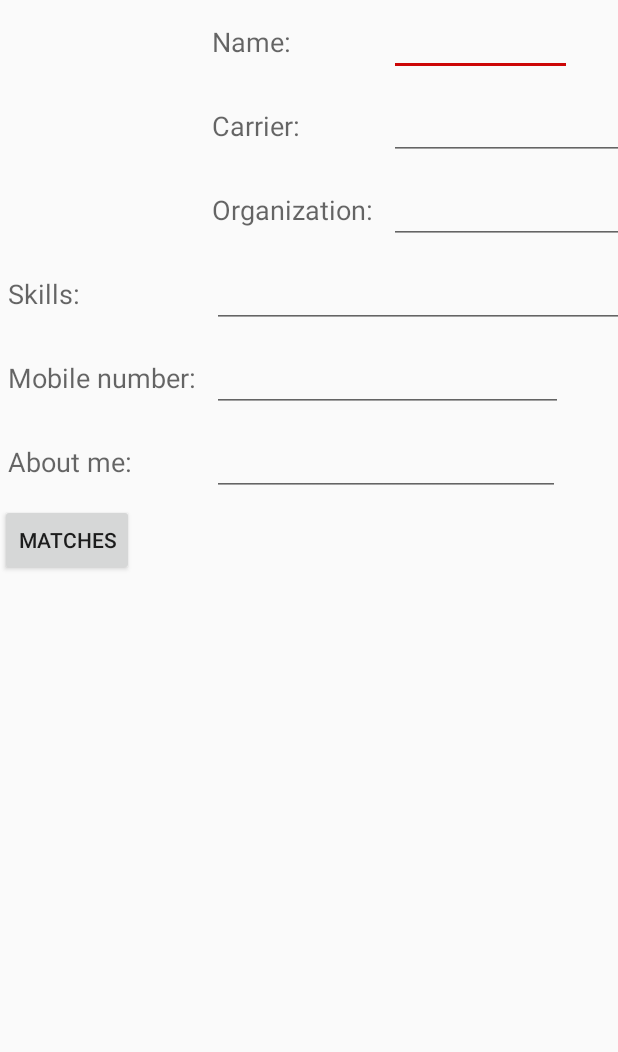
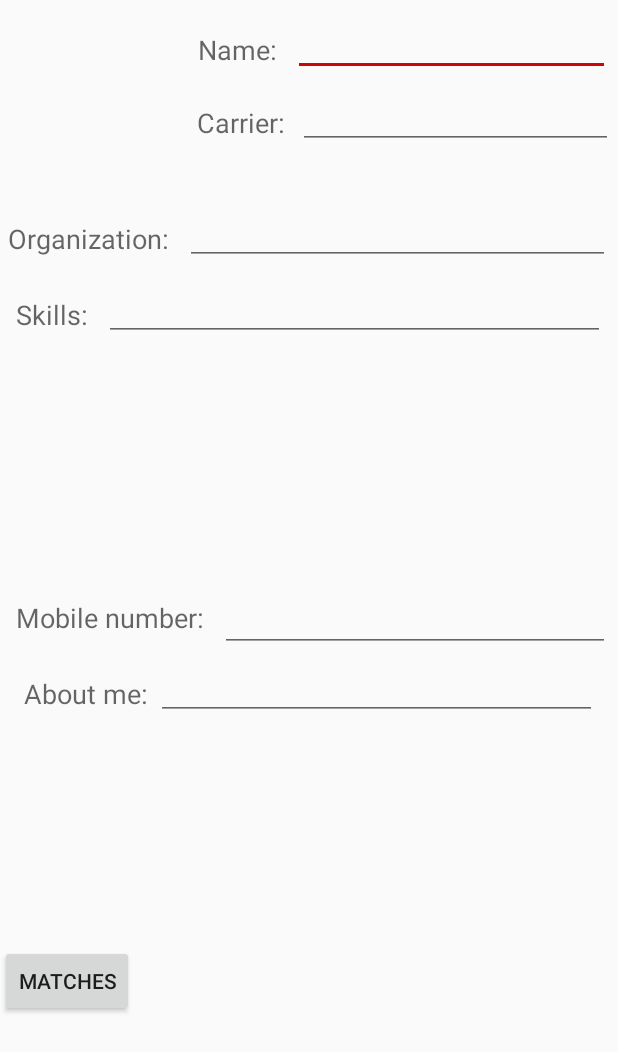
Before and after one commit to Teamdo/Teamdo, an Android app: the Screen1 screen opened directly, with no data from a screen before it, on a phone screen of 412 x 824 dp. Shown: the top 1052 px of the screen. Run offline under Robolectric (Android 15) with nearby library versions, the phone set to English and light mode, and no system bars.

Commit message:
layout1.xml: Layouterweiterung2

```diff
--- a/app/src/main/res/layout/layout1.xml
+++ b/app/src/main/res/layout/layout1.xml
@@ -1,14 +1,9 @@
 <?xml version="1.0" encoding="utf-8"?>
-<LinearLayout xmlns:android="http://schemas.android.com/apk/res/android"
+<RelativeLayout xmlns:android="http://schemas.android.com/apk/res/android"
     android:layout_width="fill_parent"
     android:layout_height="fill_parent"
     android:weightSum="1"
     android:orientation="horizontal">
-
-
-    <GridLayout
-        android:layout_width="match_parent"
-        android:layout_height="match_parent">
 
 
     <ImageView
@@ -19,7 +14,11 @@
         android:layout_columnWeight="0"
         android:layout_rowSpan="3"
         android:layout_columnSpan="2"
-            android:layout_row="0" />
+        android:layout_row="0"
+        android:layout_alignParentLeft="true"
+        android:layout_marginLeft="0dp"
+        android:layout_alignParentTop="true"
+        android:layout_marginTop="0dp" />
 
     <TextView
         android:layout_width="wrap_content"
@@ -29,14 +28,19 @@
         android:id="@+id/lbl_01name"
         android:layout_row="0"
         android:layout_column="2"
+        android:layout_alignBottom="@+id/txt_01name"
+        android:layout_alignRight="@+id/lbl_01carrier"
+        android:layout_alignEnd="@+id/lbl_01carrier"
         android:layout_margin="5dp" />
 
     <EditText
-            android:layout_width="122dp"
+        android:layout_width="fill_parent"
         android:layout_height="wrap_content"
         android:id="@+id/txt_01name"
         android:layout_row="0"
         android:layout_column="3"
+        android:layout_alignParentTop="true"
+        android:layout_toRightOf="@+id/lbl_01name"
         android:layout_margin="5dp" />
 
     <TextView
@@ -47,15 +51,22 @@
         android:id="@+id/lbl_01carrier"
         android:layout_row="1"
         android:layout_column="2"
+        android:layout_alignBottom="@+id/txt_01carrier"
+        android:layout_toRightOf="@+id/img_01profilePicture"
+        android:layout_toEndOf="@+id/img_01profilePicture"
         android:layout_margin="5dp" />
 
     <EditText
-            android:layout_width="match_parent"
+        android:layout_width="fill_parent"
         android:layout_height="wrap_content"
         android:id="@+id/txt_01carrier"
         android:layout_row="1"
         android:layout_column="3"
-            android:layout_margin="5dp" />
+        android:layout_below="@+id/lbl_01name"
+        android:layout_alignParentRight="true"
+        android:layout_alignParentEnd="false"
+        android:layout_alignLeft="@+id/txt_01name"
+        android:layout_margin="5px" />
 
     <TextView
         android:layout_width="wrap_content"
@@ -65,16 +76,21 @@
         android:id="@+id/lbl_01organization"
         android:layout_row="2"
         android:layout_column="2"
+        android:layout_alignBottom="@+id/txt_01organization"
+        android:layout_alignParentLeft="true"
+        android:layout_alignParentStart="false"
         android:layout_margin="5dp" />
 
     <EditText
-            android:layout_width="match_parent"
+        android:layout_width="fill_parent"
         android:layout_height="wrap_content"
         android:id="@+id/txt_01organization"
         android:layout_row="2"
         android:layout_column="3"
-            android:layout_margin="5dp"
-            android:allowUndo="false" />
+        android:allowUndo="false"
+        android:layout_below="@+id/img_01profilePicture"
+        android:layout_toRightOf="@+id/lbl_01organization"
+        android:layout_margin="5dp"/>
 
     <TextView
         android:layout_width="wrap_content"
@@ -84,15 +100,21 @@
         android:id="@+id/lbl_01skills"
         android:layout_row="3"
         android:layout_column="0"
+        android:layout_alignBottom="@+id/txt_01skills"
+        android:layout_alignLeft="@+id/lbl_01organization"
+        android:layout_alignStart="@+id/lbl_01organization"
         android:layout_margin="5dp" />
 
     <EditText
-            android:layout_width="match_parent"
+        android:layout_width="fill_parent"
         android:layout_height="wrap_content"
         android:id="@+id/txt_01skills"
         android:layout_row="3"
         android:layout_column="1"
         android:layout_columnSpan="3"
+        android:layout_below="@+id/lbl_01organization"
+        android:layout_toRightOf="@+id/lbl_01skills"
+        android:layout_alignRight="@+id/txt_01carrier"
         android:layout_margin="5dp" />
 
     <TextView
@@ -103,15 +125,21 @@
         android:id="@+id/lbl_01number"
         android:layout_row="4"
         android:layout_column="0"
+        android:layout_centerVertical="true"
+        android:layout_alignLeft="@+id/lbl_01organization"
+        android:layout_alignStart="@+id/lbl_01organization"
         android:layout_margin="5dp" />
 
     <EditText
-            android:layout_width="234dp"
+        android:layout_width="fill_parent"
         android:layout_height="wrap_content"
         android:id="@+id/txt_01number"
         android:layout_row="4"
         android:layout_column="1"
         android:layout_columnSpan="3"
+        android:layout_centerVertical="true"
+        android:layout_toRightOf="@+id/lbl_01number"
+        android:layout_toEndOf="@+id/lbl_01number"
         android:layout_margin="5dp" />
 
     <TextView
@@ -122,16 +150,25 @@
         android:id="@+id/lbl_01description"
         android:layout_row="5"
         android:layout_column="0"
+        android:layout_alignBottom="@+id/txt_01description"
+        android:layout_alignLeft="@+id/lbl_01number"
+        android:layout_alignStart="@+id/lbl_01number"
         android:layout_margin="5dp" />
 
     <EditText
-            android:layout_width="232dp"
+        android:layout_width="fill_parent"
         android:layout_height="wrap_content"
         android:id="@+id/txt_01description"
         android:layout_row="5"
         android:layout_column="1"
         android:layout_columnSpan="3"
-            android:layout_margin="5dp" />
+        android:layout_below="@+id/lbl_01number"
+        android:layout_alignRight="@+id/txt_01skills"
+        android:layout_marginRight="5dp"
+        android:layout_marginTop="5dp"
+        android:layout_marginBottom="5dp"
+        android:layout_toRightOf="@+id/lbl_01description"
+        android:layout_toEndOf="@+id/lbl_01description" />
 
     <Button
         android:layout_width="wrap_content"
@@ -139,16 +176,10 @@
         android:text="Matches"
         android:id="@+id/btn_01matches"
         android:layout_row="6"
-            android:layout_column="0" />
+        android:layout_column="0"
+        android:layout_alignParentLeft="true"
+        android:layout_marginLeft="0dp"
+        android:layout_alignParentTop="true"
+        android:layout_marginTop="630dp" />
 
-    </GridLayout>
-
-    <TextView
-        android:layout_width="wrap_content"
-        android:layout_height="wrap_content"
-        android:textAppearance="?android:attr/textAppearanceMedium"
-        android:text="Name:"
-        android:id="@+id/textView"
-        android:layout_row="0"
-        android:layout_column="4" />
-</LinearLayout>
+</RelativeLayout>
```
Lines whose indentation alone changed are shown as unchanged.
